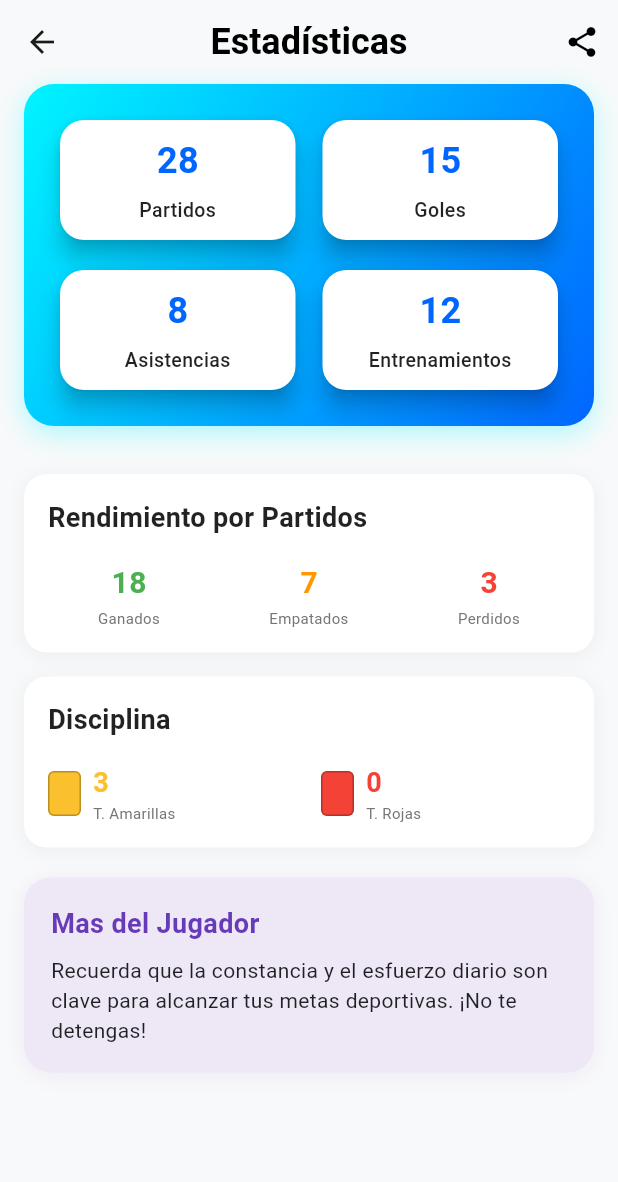
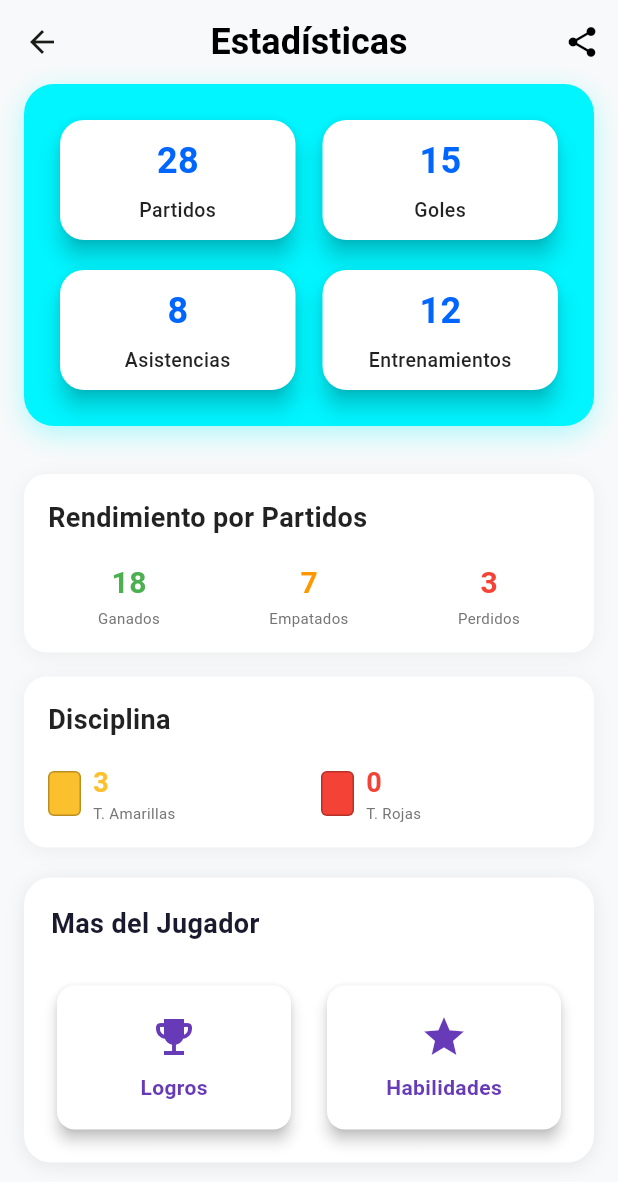
Before and after one commit to DaniielJr10/soccerlife, a Flutter app: the EstadisticasPage screen opened directly, on a phone screen of 412 x 824 dp. Shown: the top 1182 px of the screen. Run offline on Flutter 3.47's test engine with Material 3 defaults, Android fonts, the phone set to English and light mode, and no system bars; our stand-ins replace image_picker.

Commit message:
mejorar diseño de la tarjeta extra en la página de estadísticas, simplificando el fondo y actualizando los colores

```diff
--- a/lib/pantallas/estadisticas.dart
+++ b/lib/pantallas/estadisticas.dart
@@ -100,11 +100,7 @@ class _EstadisticasPageState extends State<EstadisticasPage>
       width: double.infinity,
       padding: const EdgeInsets.all(20),
       decoration: BoxDecoration(
-        gradient: const LinearGradient(
-          colors: [Color(0xFF00f5ff), Color(0xFF0066ff)],
-          begin: Alignment.topLeft,
-          end: Alignment.bottomRight,
-        ),
+        color: const Color(0xFF00f5ff),
         borderRadius: BorderRadius.circular(20),
         boxShadow: [
           BoxShadow(
@@ -383,11 +379,11 @@ Widget _buildTarjetaExtra() {
     width: double.infinity,
     padding: const EdgeInsets.all(18),
     decoration: BoxDecoration(
-      color: Colors.deepPurple[50],
+      color: Colors.white,
       borderRadius: BorderRadius.circular(18),
       boxShadow: [
         BoxShadow(
-          color: Colors.deepPurple.withOpacity(0.08),
+          color: Colors.black.withOpacity(0.08),
           blurRadius: 10,
           offset: const Offset(0, 2),
         ),
@@ -395,22 +391,69 @@ Widget _buildTarjetaExtra() {
     ),
     child: Column(
       crossAxisAlignment: CrossAxisAlignment.start,
-      children: const [
-        Text(
+      children: [
+        const Text(
           'Mas del Jugador',
           style: TextStyle(
             fontSize: 18,
             fontWeight: FontWeight.bold,
-            color: Colors.deepPurple,
+            color: Color(0xFF1a1a2e),
           ),
         ),
-        SizedBox(height: 8),
-        Text(
-          'Recuerda que la constancia y el esfuerzo diario son clave para alcanzar tus metas deportivas. ¡No te detengas!',
-          style: TextStyle(
-            fontSize: 14,
-            color: Colors.black87,
-          ),
+        const SizedBox(height: 8),
+        const SizedBox(height: 16),
+        Row(
+          children: [
+            Expanded(
+              child: Card(
+                color: Colors.white,
+                elevation: 4,
+                shape: RoundedRectangleBorder(
+                  borderRadius: BorderRadius.circular(12),
+                ),
+                child: InkWell(
+                  borderRadius: BorderRadius.circular(12),
+                  onTap: () {},
+                  child: Padding(
+                    padding: const EdgeInsets.symmetric(vertical: 18),
+                    child: Column(
+                      mainAxisSize: MainAxisSize.min,
+                      children: const [
+                        Icon(Icons.emoji_events, color: Colors.deepPurple, size: 32),
+                        SizedBox(height: 8),
+                        Text('Logros', style: TextStyle(fontWeight: FontWeight.bold, color: Colors.deepPurple)),
+                      ],
+                    ),
+                  ),
+                ),
+              ),
+            ),
+            const SizedBox(width: 16),
+            Expanded(
+              child: Card(
+                color: Colors.white,
+                elevation: 4,
+                shape: RoundedRectangleBorder(
+                  borderRadius: BorderRadius.circular(12),
+                ),
+                child: InkWell(
+                  borderRadius: BorderRadius.circular(12),
+                  onTap: () {},
+                  child: Padding(
+                    padding: const EdgeInsets.symmetric(vertical: 18),
+                    child: Column(
+                      mainAxisSize: MainAxisSize.min,
+                      children: const [
+                        Icon(Icons.star, color: Colors.deepPurple, size: 32),
+                        SizedBox(height: 8),
+                        Text('Habilidades', style: TextStyle(fontWeight: FontWeight.bold, color: Colors.deepPurple)),
+                      ],
+                    ),
+                  ),
+                ),
+              ),
+            ),
+          ],
         ),
       ],
     ),
```
